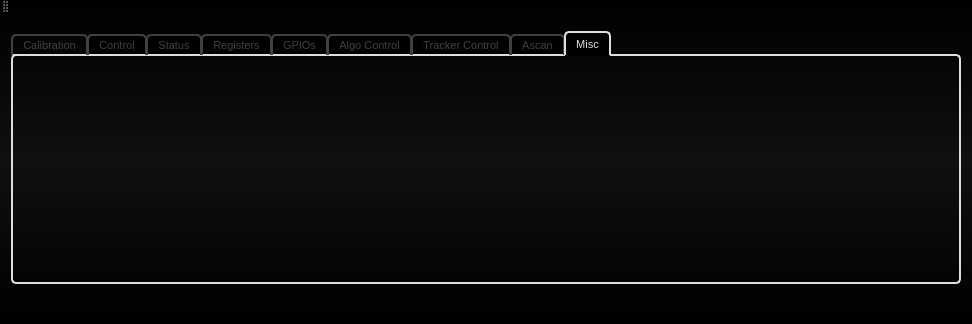
Before: the Qt Designer form src/AWLQtDemo/awlqtdemo.ui in samanwaya-jena/EVAL-ADAL6110-16-GUI, drawn with Qt 5.
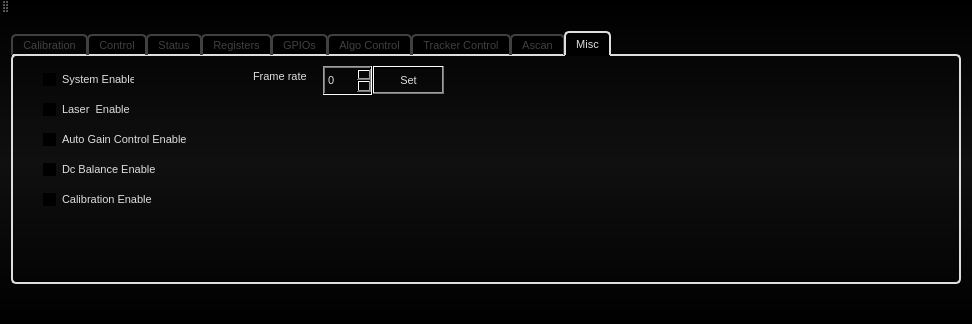
After: the same form once the commit is applied. Icons and pictures are not drawn.

```diff
--- a/src/AWLQtDemo/awlqtdemo.ui
+++ b/src/AWLQtDemo/awlqtdemo.ui
@@ -5153,6 +5153,107 @@
          <attribute name="title">
           <string>Misc</string>
          </attribute>
+         <widget class="QCheckBox" name="misc_checkBox_System">
+          <property name="geometry">
+           <rect>
+            <x>30</x>
+            <y>10</y>
+            <width>91</width>
+            <height>26</height>
+           </rect>
+          </property>
+          <property name="text">
+           <string>System Enable</string>
+          </property>
+         </widget>
+         <widget class="QCheckBox" name="misc_checkBox_Laser">
+          <property name="geometry">
+           <rect>
+            <x>30</x>
+            <y>40</y>
+            <width>91</width>
+            <height>26</height>
+           </rect>
+          </property>
+          <property name="text">
+           <string>Laser  Enable</string>
+          </property>
+         </widget>
+         <widget class="QCheckBox" name="misc_checkBox_Gain">
+          <property name="geometry">
+           <rect>
+            <x>30</x>
+            <y>70</y>
+            <width>151</width>
+            <height>26</height>
+           </rect>
+          </property>
+          <property name="text">
+           <string>Auto Gain Control Enable</string>
+          </property>
+         </widget>
+         <widget class="QCheckBox" name="misc_checkBox_DC">
+          <property name="geometry">
+           <rect>
+            <x>30</x>
+            <y>100</y>
+            <width>121</width>
+            <height>26</height>
+           </rect>
+          </property>
+          <property name="text">
+           <string>Dc Balance Enable</string>
+          </property>
+         </widget>
+         <widget class="QCheckBox" name="misc_checkBox_Calibration">
+          <property name="geometry">
+           <rect>
+            <x>30</x>
+            <y>130</y>
+            <width>131</width>
+            <height>26</height>
+           </rect>
+          </property>
+          <property name="text">
+           <string>Calibration Enable</string>
+          </property>
+         </widget>
+         <widget class="QLabel" name="label_FR">
+          <property name="geometry">
+           <rect>
+            <x>240</x>
+            <y>10</y>
+            <width>63</width>
+            <height>21</height>
+           </rect>
+          </property>
+          <property name="text">
+           <string>Frame rate</string>
+          </property>
+         </widget>
+         <widget class="QPushButton" name="pushButton_FR">
+          <property name="geometry">
+           <rect>
+            <x>360</x>
+            <y>10</y>
+            <width>71</width>
+            <height>28</height>
+           </rect>
+          </property>
+          <property name="text">
+           <string>Set</string>
+          </property>
+         </widget>
+         <widget class="QSpinBox" name="spinBox_FR">
+          <property name="geometry">
+           <rect>
+            <x>310</x>
+            <y>10</y>
+            <width>49</width>
+            <height>29</height>
+           </rect>
+          </property>
+         </widget>
         </widget>
        </widget>
       </item>
```
